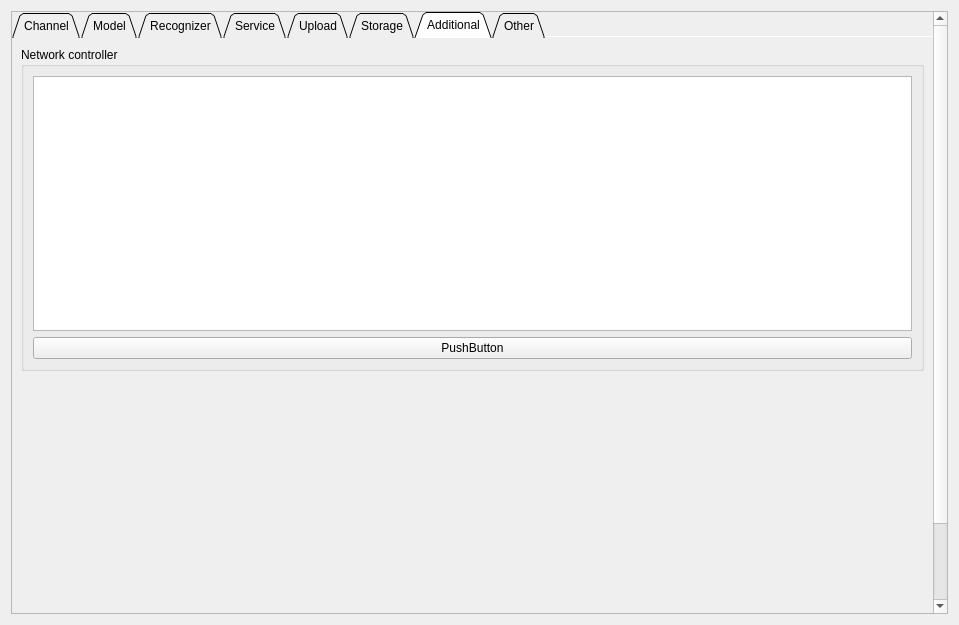
519984307/Container_Multiple_Channels_20200522, file Main/Setting/system_setting_form.ui: the form before one commit.
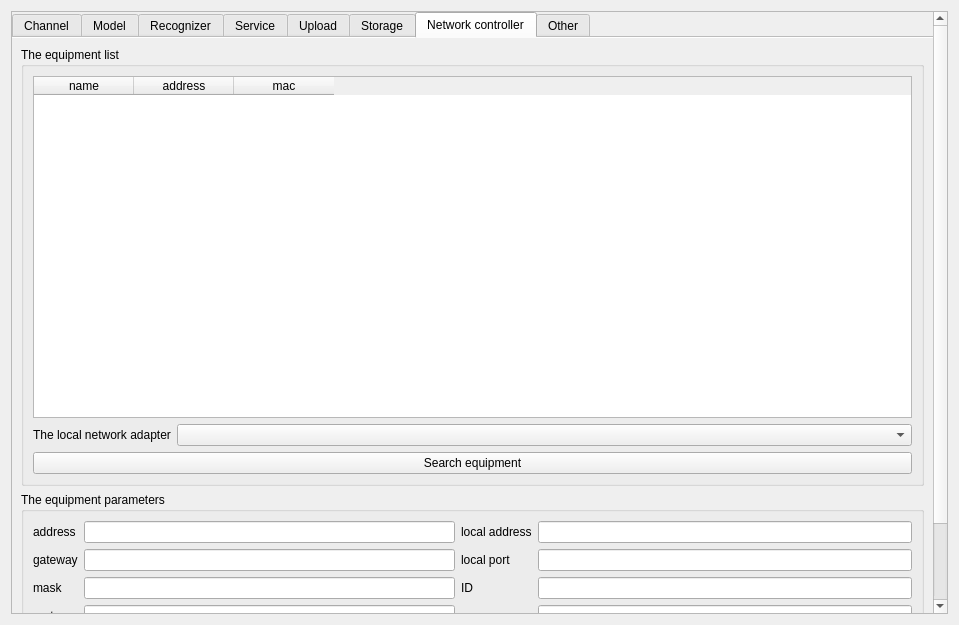
The form after the commit.

Patch:
```diff
--- a/Main/Setting/system_setting_form.ui
+++ b/Main/Setting/system_setting_form.ui
@@ -26,9 +26,9 @@
       <property name="geometry">
        <rect>
         <x>0</x>
-        <y>0</y>
+        <y>-117</y>
         <width>914</width>
-        <height>712</height>
+        <height>718</height>
        </rect>
       </property>
       <layout class="QGridLayout" name="gridLayout">
@@ -59,7 +59,7 @@
           <enum>QTabWidget::North</enum>
          </property>
          <property name="tabShape">
-          <enum>QTabWidget::Triangular</enum>
+          <enum>QTabWidget::Rounded</enum>
          </property>
          <property name="currentIndex">
           <number>6</number>
@@ -2128,41 +2128,241 @@
            <bool>true</bool>
           </property>
           <attribute name="title">
-           <string>Additional</string>
+           <string>Network controller</string>
           </attribute>
-          <layout class="QGridLayout" name="gridLayout_12">
+          <layout class="QGridLayout" name="gridLayout_20">
            <item row="0" column="0">
             <widget class="QGroupBox" name="groupBox">
              <property name="title">
-              <string>Network controller</string>
+              <string>The equipment list</string>
+             </property>
+             <layout class="QGridLayout" name="gridLayout_12" columnminimumwidth="1,0">
+              <item row="2" column="0" colspan="2">
+               <widget class="QPushButton" name="searchEquipment_pushButton">
+                <property name="text">
+                 <string>Search equipment</string>
+                </property>
+               </widget>
+              </item>
+              <item row="0" column="0" colspan="2">
+               <widget class="QTableWidget" name="equiment_tableWidget">
+                <property name="editTriggers">
+                 <set>QAbstractItemView::NoEditTriggers</set>
+                </property>
+                <property name="selectionMode">
+                 <enum>QAbstractItemView::SingleSelection</enum>
+                </property>
+                <property name="selectionBehavior">
+                 <enum>QAbstractItemView::SelectRows</enum>
+                </property>
+                <attribute name="horizontalHeaderCascadingSectionResizes">
+                 <bool>false</bool>
+                </attribute>
+                <attribute name="horizontalHeaderShowSortIndicator" stdset="0">
+                 <bool>false</bool>
+                </attribute>
+                <attribute name="horizontalHeaderStretchLastSection">
+                 <bool>false</bool>
+                </attribute>
+                <column>
+                 <property name="text">
+                  <string>name</string>
+                 </property>
+                </column>
+                <column>
+                 <property name="text">
+                  <string>address</string>
+                 </property>
+                </column>
+                <column>
+                 <property name="text">
+                  <string>mac</string>
+                 </property>
+                </column>
+               </widget>
+              </item>
+              <item row="1" column="0">
+               <layout class="QVBoxLayout" name="verticalLayout_7" stretch="0">
+                <item>
+                 <widget class="QLabel" name="label_60">
+                  <property name="text">
+                   <string>The local network adapter</string>
+                  </property>
+                 </widget>
+                </item>
+               </layout>
+              </item>
+              <item row="1" column="1">
+               <layout class="QVBoxLayout" name="verticalLayout_8">
+                <item>
+                 <widget class="QComboBox" name="adapter_comboBox"/>
+                </item>
+               </layout>
+              </item>
+             </layout>
+            </widget>
+           </item>
+           <item row="1" column="0">
+            <widget class="QGroupBox" name="groupBox_3">
+             <property name="title">
+              <string>The equipment parameters</string>
              </property>
              <layout class="QGridLayout" name="gridLayout_19">
-              <item row="0" column="0">
-               <widget class="QTableWidget" name="tableWidget"/>
+              <item row="0" column="0" rowspan="2">
+               <layout class="QVBoxLayout" name="verticalLayout_3">
+                <item>
+                 <widget class="QLabel" name="label_8">
+                  <property name="text">
+                   <string>address</string>
+                  </property>
+                 </widget>
+                </item>
+                <item>
+                 <widget class="QLabel" name="label_9">
+                  <property name="text">
+                   <string>gateway</string>
+                  </property>
+                 </widget>
+                </item>
+                <item>
+                 <widget class="QLabel" name="label_12">
+                  <property name="text">
+                   <string>mask</string>
+                  </property>
+                 </widget>
+                </item>
+                <item>
+                 <widget class="QLabel" name="label_57">
+                  <property name="text">
+                   <string>port</string>
+                  </property>
+                 </widget>
+                </item>
+                <item>
+                 <widget class="QLabel" name="label_36">
+                  <property name="text">
+                   <string>model</string>
+                  </property>
+                 </widget>
+                </item>
+               </layout>
               </item>
-              <item row="1" column="0">
-               <widget class="QPushButton" name="pushButton">
+              <item row="0" column="1" rowspan="2">
+               <layout class="QVBoxLayout" name="verticalLayout_4">
+                <item>
+                 <widget class="QLineEdit" name="address_lineEdit"/>
+                </item>
+                <item>
+                 <widget class="QLineEdit" name="gateway_lineEdit"/>
+                </item>
+                <item>
+                 <widget class="QLineEdit" name="mask_lineEdit"/>
+                </item>
+                <item>
+                 <widget class="QLineEdit" name="port_lineEdit"/>
+                </item>
+                <item>
+                 <widget class="QComboBox" name="model_comboBox">
+                  <item>
+                   <property name="text">
+                    <string>tcp server</string>
+                   </property>
+                  </item>
+                  <item>
+                   <property name="text">
+                    <string>tcp client</string>
+                   </property>
+                  </item>
+                  <item>
+                   <property name="text">
+                    <string>udp server</string>
+                   </property>
+                  </item>
+                  <item>
+                   <property name="text">
+                    <string>udp client</string>
+                   </property>
+                  </item>
+                  <item>
+                   <property name="text">
+                    <string/>
+                   </property>
+                  </item>
+                 </widget>
+                </item>
+               </layout>
+              </item>
+              <item row="0" column="2">
+               <layout class="QVBoxLayout" name="verticalLayout_6">
+                <item>
+                 <widget class="QLabel" name="label_38">
+                  <property name="text">
+                   <string>local address</string>
+                  </property>
+                 </widget>
+                </item>
+                <item>
+                 <widget class="QLabel" name="label_56">
+                  <property name="text">
+                   <string>local port</string>
+                  </property>
+                 </widget>
+                </item>
+                <item>
+                 <widget class="QLabel" name="label_58">
+                  <property name="text">
+                   <string>ID</string>
+                  </property>
+                 </widget>
+                </item>
+                <item>
+                 <widget class="QLabel" name="label_59">
+                  <property name="text">
+                   <string>name</string>
+                  </property>
+                 </widget>
+                </item>
+               </layout>
+              </item>
+              <item row="0" column="3">
+               <layout class="QVBoxLayout" name="verticalLayout_5">
+                <item>
+                 <widget class="QLineEdit" name="local_address_lineEdit"/>
+                </item>
+                <item>
+                 <widget class="QLineEdit" name="local_port_lineEdit"/>
+                </item>
+                <item>
+                 <widget class="QLineEdit" name="id_lineEdit"/>
+                </item>
+                <item>
+                 <widget class="QLineEdit" name="name_lineEdit"/>
+                </item>
+               </layout>
+              </item>
+              <item row="1" column="2" colspan="2">
+               <spacer name="horizontalSpacer">
+                <property name="orientation">
+                 <enum>Qt::Horizontal</enum>
+                </property>
+                <property name="sizeHint" stdset="0">
+                 <size>
+                  <width>451</width>
+                  <height>13</height>
+                 </size>
+                </property>
+               </spacer>
+              </item>
+              <item row="2" column="0" colspan="4">
+               <widget class="QPushButton" name="setParameter_pushButton">
                 <property name="text">
-                 <string>PushButton</string>
+                 <string>Set the parameters</string>
                 </property>
                </widget>
               </item>
              </layout>
             </widget>
            </item>
-           <item row="1" column="0">
-            <spacer name="verticalSpacer_8">
-             <property name="orientation">
-              <enum>Qt::Vertical</enum>
-             </property>
-             <property name="sizeHint" stdset="0">
-              <size>
-               <width>20</width>
-               <height>273</height>
-              </size>
-             </property>
-            </spacer>
-           </item>
           </layout>
          </widget>
          <widget class="QWidget" name="Other">
```
Left out of the diff: 2 changed lines with no effect on the pictures.
